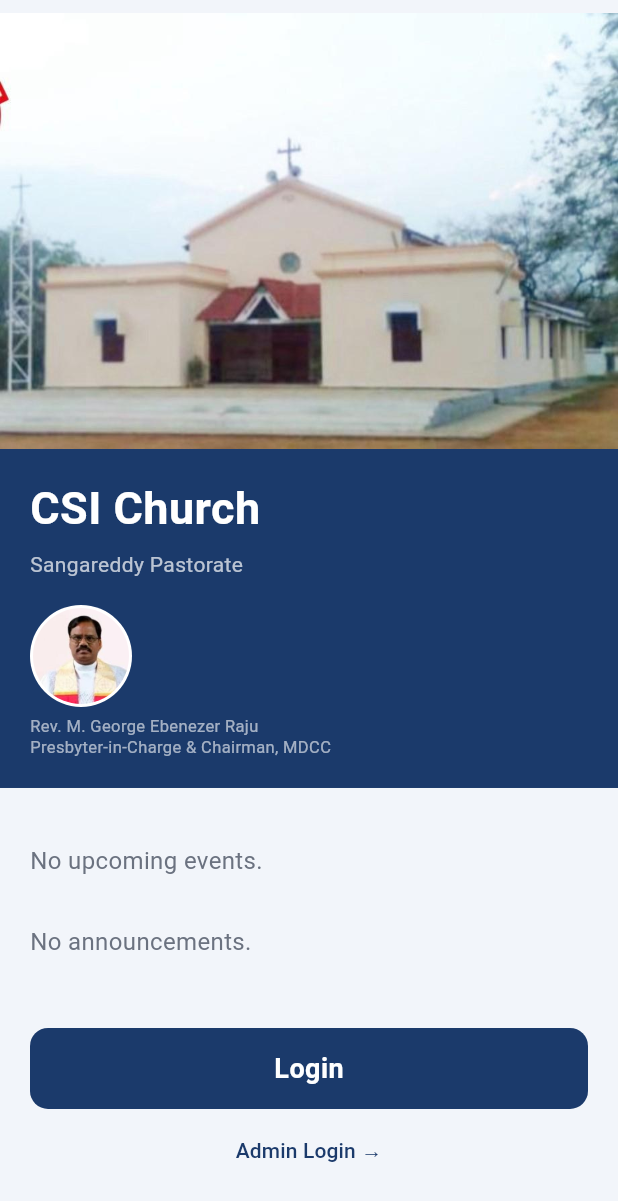
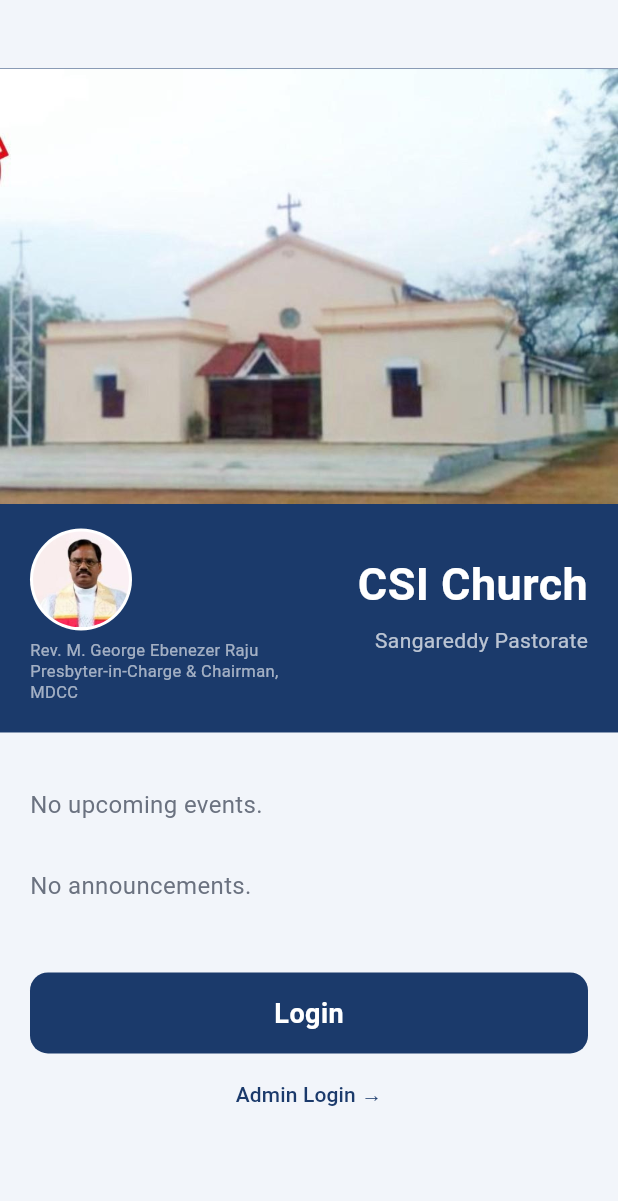
Before and after one commit to RAJ3SHJ/TempleApp, a Flutter app: the screen it shows after launch, on a phone screen of 412 x 824 dp. Shown: the top 1201 px of the screen. Run offline on Flutter 3.47's test engine with Material 3 defaults, Android fonts, the phone set to English and light mode, and no system bars; our stand-ins replace cloud_firestore, firebase_auth, firebase_core, firebase_messaging, pdf, share_plus; accounts and stored records are empty.

Commit message:
Landing header: pastor block and church name on one line, name to the right
Co-Authored-By: Claude Sonnet 5.5 <noreply@anthropic.com>
Claude-Session: https://claude.ai/code/session_01DhebjiHj8GBhKmmCAFmVy8

```diff
--- a/lib/screens/landing_screen.dart
+++ b/lib/screens/landing_screen.dart
@@ -176,14 +176,15 @@ class LandingScreen extends StatelessWidget {
           ),
           Padding(
             padding: const EdgeInsets.fromLTRB(20, 16, 20, 20),
+            child: Row(
+              crossAxisAlignment: CrossAxisAlignment.start,
+              children: [
+                // Pastor: photo with name and title directly below it
+                ConstrainedBox(
+                  constraints: const BoxConstraints(maxWidth: 170),
                   child: Column(
                     crossAxisAlignment: CrossAxisAlignment.start,
                     children: [
-                const Text('CSI Church',
-                    style: TextStyle(fontSize: 30, fontWeight: FontWeight.w700, color: AppTheme.white, letterSpacing: 0.3)),
-                const SizedBox(height: 2),
-                const Text('Sangareddy Pastorate', style: TextStyle(fontSize: 14, color: Colors.white70)),
-                const SizedBox(height: 16),
                       Container(
                         padding: const EdgeInsets.all(2),
                         decoration: const BoxDecoration(color: Colors.white, shape: BoxShape.circle),
@@ -200,6 +201,32 @@ class LandingScreen extends StatelessWidget {
                     ],
                   ),
                 ),
+                const SizedBox(width: 12),
+                // Church name on the same line, towards the right
+                const Expanded(
+                  child: Padding(
+                    padding: EdgeInsets.only(top: 14),
+                    child: Align(
+                      alignment: Alignment.centerRight,
+                      child: FittedBox(
+                        fit: BoxFit.scaleDown,
+                        alignment: Alignment.centerRight,
+                        child: Column(
+                          crossAxisAlignment: CrossAxisAlignment.end,
+                          children: [
+                            Text('CSI Church',
+                                style: TextStyle(fontSize: 30, fontWeight: FontWeight.w700, color: AppTheme.white, letterSpacing: 0.3)),
+                            SizedBox(height: 2),
+                            Text('Sangareddy Pastorate', style: TextStyle(fontSize: 14, color: Colors.white70)),
+                          ],
+                        ),
+                      ),
+                    ),
+                  ),
+                ),
+              ],
+            ),
+          ),
         ],
       ),
     );
```
Lines whose indentation alone changed are shown as unchanged.
